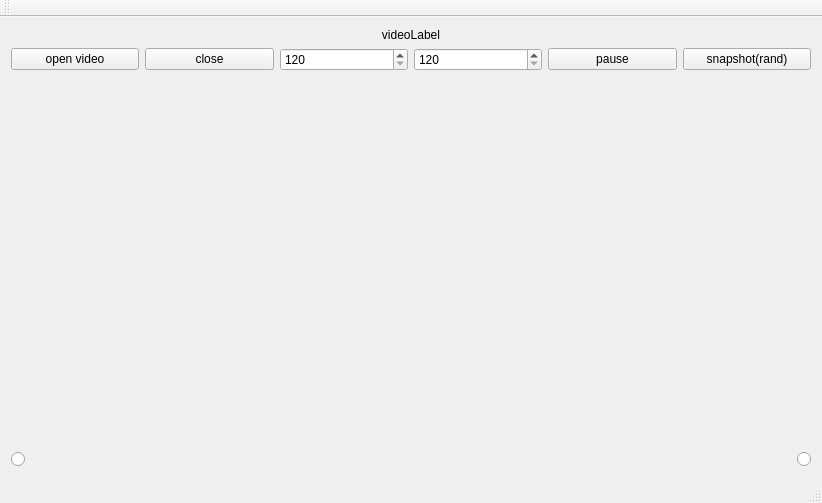
This is OlabPlayer/mainwindow.ui in e173101/OlabPlayer as Qt 5 draws it before an edit. The edited form follows.
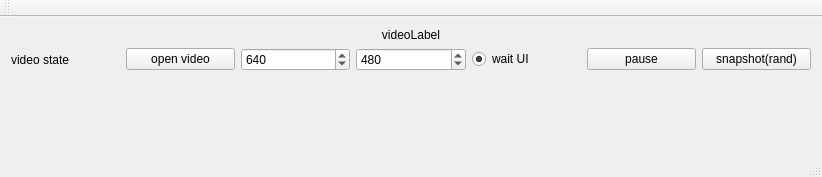
This is the edited form.

Patch:
```diff
--- a/OlabPlayer/mainwindow.ui
+++ b/OlabPlayer/mainwindow.ui
@@ -7,7 +7,7 @@
     <x>0</x>
     <y>0</y>
     <width>822</width>
-    <height>503</height>
+    <height>177</height>
    </rect>
   </property>
   <property name="windowTitle">
@@ -30,6 +30,13 @@
     </item>
     <item>
      <layout class="QHBoxLayout" name="horizontalLayout_2">
+      <item>
+       <widget class="QLabel" name="label_videoState">
+        <property name="text">
+         <string>video state</string>
+        </property>
+       </widget>
+      </item>
       <item>
        <widget class="QPushButton" name="pushButton_openVideo">
         <property name="styleSheet">
@@ -40,13 +47,6 @@
         </property>
        </widget>
       </item>
-      <item>
-       <widget class="QPushButton" name="pushButton_close">
-        <property name="text">
-         <string>close</string>
-        </property>
-       </widget>
-      </item>
       <item>
        <widget class="QSpinBox" name="spinBox_cols">
         <property name="minimum">
@@ -55,6 +55,9 @@
         <property name="maximum">
          <number>2000</number>
         </property>
+        <property name="value">
+         <number>640</number>
+        </property>
        </widget>
       </item>
       <item>
@@ -65,6 +68,19 @@
         <property name="maximum">
          <number>2000</number>
         </property>
+        <property name="value">
+         <number>480</number>
+        </property>
+       </widget>
+      </item>
+      <item>
+       <widget class="QRadioButton" name="radioButton">
+        <property name="text">
+         <string>wait UI</string>
+        </property>
+        <property name="checked">
+         <bool>true</bool>
+        </property>
        </widget>
       </item>
       <item>
@@ -96,37 +112,6 @@
       </property>
      </spacer>
     </item>
-    <item>
-     <layout class="QHBoxLayout" name="horizontalLayout">
-      <item>
-       <widget class="QRadioButton" name="radioButton_start">
-        <property name="text">
-         <string/>
-        </property>
-       </widget>
-      </item>
-      <item>
-       <spacer name="horizontalSpacer">
-        <property name="orientation">
-         <enum>Qt::Horizontal</enum>
-        </property>
-        <property name="sizeHint" stdset="0">
-         <size>
-          <width>40</width>
-          <height>20</height>
-         </size>
-        </property>
-       </spacer>
-      </item>
-      <item>
-       <widget class="QRadioButton" name="radioButton_end">
-        <property name="text">
-         <string/>
-        </property>
-       </widget>
-      </item>
-     </layout>
-    </item>
    </layout>
    <zorder>label_video</zorder>
    <zorder>verticalSpacer</zorder>
```
